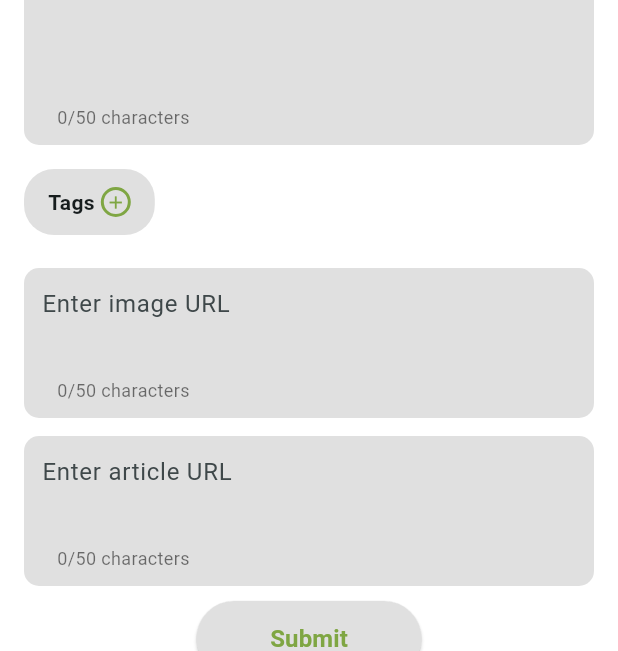
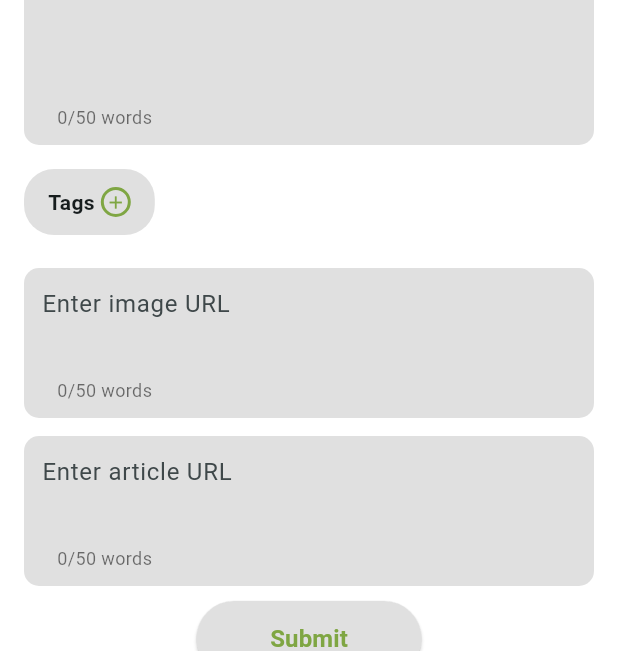
Before and after one commit to VividAy/instanews, a Flutter app: the AddPage screen opened directly, on a phone screen of 412 x 824 dp. Shown: the part 467-1118 px from the top of the screen. Run offline on Flutter 3.47's test engine with Material 3 defaults, Android fonts, the phone set to English and light mode, and no system bars; our stand-ins replace shared_preferences; accounts and stored records are empty.

```diff
--- a/lib/add_page.dart
+++ b/lib/add_page.dart
@@ -261,7 +261,7 @@ class _AddPageState extends State<AddPage> {
             bottom: 10,
             left: 10,
             child: Text(
-              '${_wordCount(controller.text)}/$maxWords characters',
+              '${_wordCount(controller.text)}/$maxWords words',
               style: TextStyle(fontSize: 12, color: Colors.black54),
             ),
           ),
--- a/lib/home_page.dart
+++ b/lib/home_page.dart
@@ -51,7 +51,7 @@ class _MyHomePageState extends State<MyHomePage> {
     // Loop through the data and add all articles that match the selected tag
     int lim = datastore.getNumPkgs() - 1;
     for (; lim >= 0; lim--) {
-      if (datastore.getData(lim).checkTag(_selectedItem)) {
+      if (datastore.getData(lim).checkTag(_selectedItem) || _selectedItem == 'Untagged') {
         newImages.add(datastore.getData(lim).i);
         newTitles.add(datastore.getData(lim).title);
         newDescriptions.add(datastore.getData(lim).des);
@@ -150,6 +150,7 @@ class _MyHomePageState extends State<MyHomePage> {
                     _buildTopBarItem('Literature'),
                     _buildTopBarItem('Article Review'),
                     _buildTopBarItem('Science Research'),
+                    _buildTopBarItem('Untagged')
                   ],
                 ),
               ),
```
